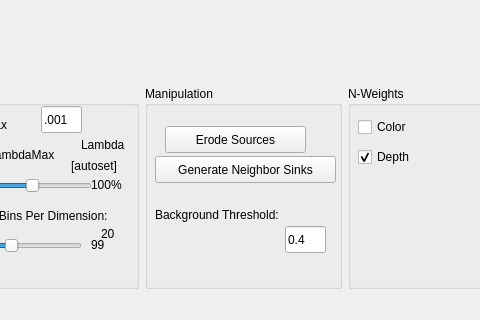
This is MainWindow.ui in daviddoria/InteractiveLidarSegmentation as Qt 5 draws it before an edit; both pictures show x 271 to 751 and y 580 to 900 of the 1232 by 900 pixel window. The edited form follows.
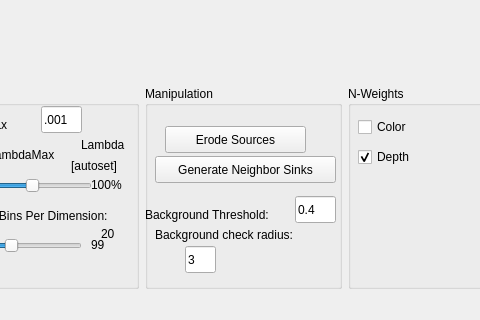
This is the edited form. Custom widgets are drawn as their Qt base class.

Commit message: Fixed bug with the way boundary pixels were computed

```diff
--- a/MainWindow.ui
+++ b/MainWindow.ui
@@ -495,7 +495,7 @@
             <widget class="QLabel" name="label_13">
              <property name="geometry">
               <rect>
-               <x>10</x>
+               <x>0</x>
                <y>120</y>
                <width>161</width>
                <height>17</height>
@@ -508,8 +508,8 @@
             <widget class="QLineEdit" name="txtBackgroundThreshold">
              <property name="geometry">
               <rect>
-               <x>140</x>
-               <y>140</y>
+               <x>150</x>
+               <y>110</y>
                <width>41</width>
                <height>27</height>
               </rect>
@@ -518,6 +518,35 @@
               <string>0.4</string>
              </property>
             </widget>
+            <widget class="QLabel" name="label_11">
+             <property name="geometry">
+              <rect>
+               <x>10</x>
+               <y>140</y>
+               <width>181</width>
+               <height>17</height>
+              </rect>
+             </property>
+             <property name="frameShape">
+              <enum>QFrame::NoFrame</enum>
+             </property>
+             <property name="text">
+              <string>Background check radius:</string>
+             </property>
+            </widget>
+            <widget class="QLineEdit" name="txtBackgroundCheckRadius">
+             <property name="geometry">
+              <rect>
+               <x>40</x>
+               <y>160</y>
+               <width>31</width>
+               <height>27</height>
+              </rect>
+             </property>
+             <property name="text">
+              <string>3</string>
+             </property>
+            </widget>
            </widget>
           </item>
          </layout>
```
The commit also changes 2 other files.
